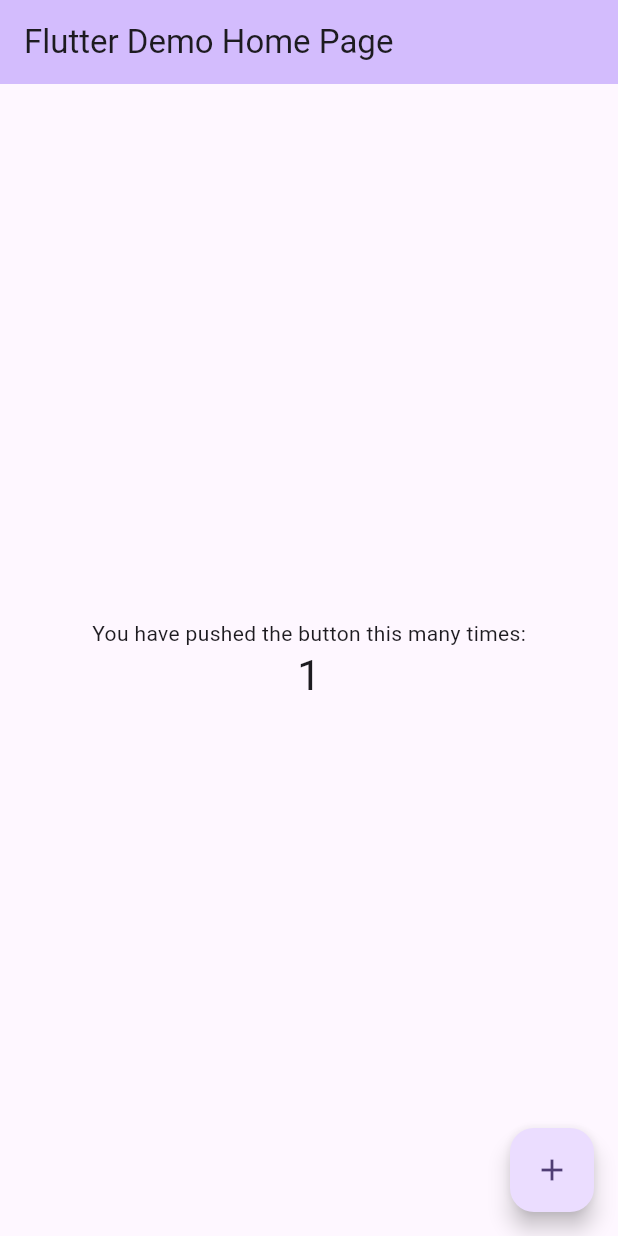
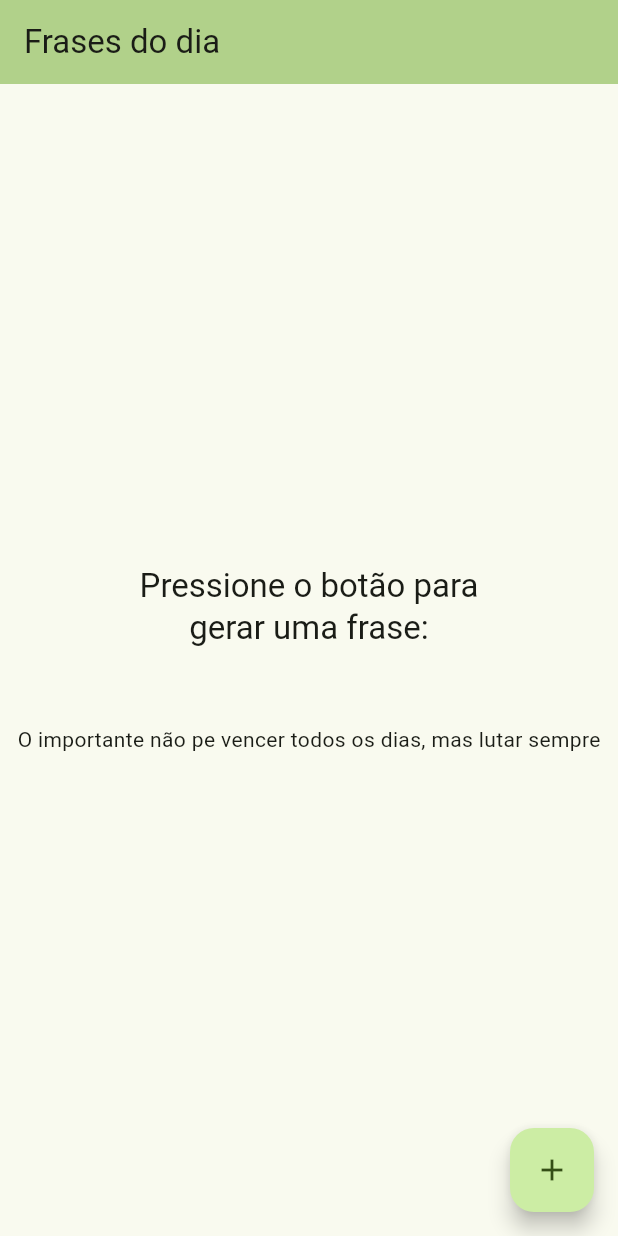
Before and after one commit to ChrisMiiranda/FrasesDoDia, a Flutter app: the screen it shows after launch, after a tap on the "add" icon, on a phone screen of 412 x 824 dp. Run offline on Flutter 3.47's test engine with Material 3 defaults, Android fonts, the phone set to English and light mode, and no system bars.

Commit message:
primeiro commit

```diff
--- a/lib/main.dart
+++ b/lib/main.dart
@@ -1,3 +1,5 @@
+import 'dart:math';
+
 import 'package:flutter/material.dart';
 
 void main() {
@@ -14,40 +16,16 @@
       title: 'Flutter Demo',
       debugShowCheckedModeBanner: false,
       theme: ThemeData(
-        // This is the theme of your application.
-        //
-        // TRY THIS: Try running your application with "flutter run". You'll see
-        // the application has a purple toolbar. Then, without quitting the app,
-        // try changing the seedColor in the colorScheme below to Colors.green
-        // and then invoke "hot reload" (save your changes or press the "hot
-        // reload" button in a Flutter-supported IDE, or press "r" if you used
-        // the command line to start the app).
-        //
-        // Notice that the counter didn't reset back to zero; the application
-        // state is not lost during the reload. To reset the state, use hot
-        // restart instead.
-        //
-        // This works for code too, not just values: Most code changes can be
-        // tested with just a hot reload.
-        colorScheme: ColorScheme.fromSeed(seedColor: Colors.deepPurple),
+        colorScheme: ColorScheme.fromSeed(seedColor: Colors.lightGreen),
         useMaterial3: true,
       ),
-      home: const MyHomePage(title: 'Flutter Demo Home Page'),
+      home: const MyHomePage(title: 'Frases do dia'),
     );
   }
 }
 
 class MyHomePage extends StatefulWidget {
   const MyHomePage({super.key, required this.title});
-
-  // This widget is the home page of your application. It is stateful, meaning
-  // that it has a State object (defined below) that contains fields that affect
-  // how it looks.
-
-  // This class is the configuration for the state. It holds the values (in this
-  // case the title) provided by the parent (in this case the App widget) and
-  // used by the build method of the State. Fields in a Widget subclass are
-  // always marked "final".
 
   final String title;
 
@@ -56,62 +34,40 @@
 }
 
 class _MyHomePageState extends State<MyHomePage> {
-  int _counter = 0;
+  int _numeroAleatorio = 0;
+  final List _frases = [
+    'O importante não pe vencer todos os dias, mas lutar sempre',
+    'É melhor conquistar a si mesmo do que vencer mil batalhas',
+    'O medo de perder tira a vontade de ganhar',
+    'Perder para a razão, sempre é ganhar'
+  ];
 
   void _incrementCounter() {
     setState(() {
-      // This call to setState tells the Flutter framework that something has
-      // changed in this State, which causes it to rerun the build method below
-      // so that the display can reflect the updated values. If we changed
-      // _counter without calling setState(), then the build method would not be
-      // called again, and so nothing would appear to happen.
-      _counter++;
+      _numeroAleatorio = Random().nextInt(4);
     });
   }
 
   @override
   Widget build(BuildContext context) {
-    // This method is rerun every time setState is called, for instance as done
-    // by the _incrementCounter method above.
-    //
-    // The Flutter framework has been optimized to make rerunning build methods
-    // fast, so that you can just rebuild anything that needs updating rather
-    // than having to individually change instances of widgets.
     return Scaffold(
       appBar: AppBar(
-        // TRY THIS: Try changing the color here to a specific color (to
-        // Colors.amber, perhaps?) and trigger a hot reload to see the AppBar
-        // change color while the other colors stay the same.
         backgroundColor: Theme.of(context).colorScheme.inversePrimary,
-        // Here we take the value from the MyHomePage object that was created by
-        // the App.build method, and use it to set our appbar title.
         title: Text(widget.title),
       ),
       body: Center(
-        // Center is a layout widget. It takes a single child and positions it
-        // in the middle of the parent.
         child: Column(
-          // Column is also a layout widget. It takes a list of children and
-          // arranges them vertically. By default, it sizes itself to fit its
-          // children horizontally, and tries to be as tall as its parent.
-          //
-          // Column has various properties to control how it sizes itself and
-          // how it positions its children. Here we use mainAxisAlignment to
-          // center the children vertically; the main axis here is the vertical
-          // axis because Columns are vertical (the cross axis would be
-          // horizontal).
-          //
-          // TRY THIS: Invoke "debug painting" (choose the "Toggle Debug Paint"
-          // action in the IDE, or press "p" in the console), to see the
-          // wireframe for each widget.
           mainAxisAlignment: MainAxisAlignment.center,
           children: <Widget>[
-            const Text(
-              'You have pushed the button this many times:',
+            Text(
+              'Pressione o botão para\ngerar uma frase:',
+              style: Theme.of(context).textTheme.titleLarge,
+              textAlign: TextAlign.center,
             ),
+            SizedBox(height: 50,),
             Text(
-              '$_counter',
-              style: Theme.of(context).textTheme.headlineMedium,
+              _frases[_numeroAleatorio],
+              style: Theme.of(context).textTheme.bodyMedium,
             ),
           ],
         ),
```
Also changed, not shown: 1 other file.
